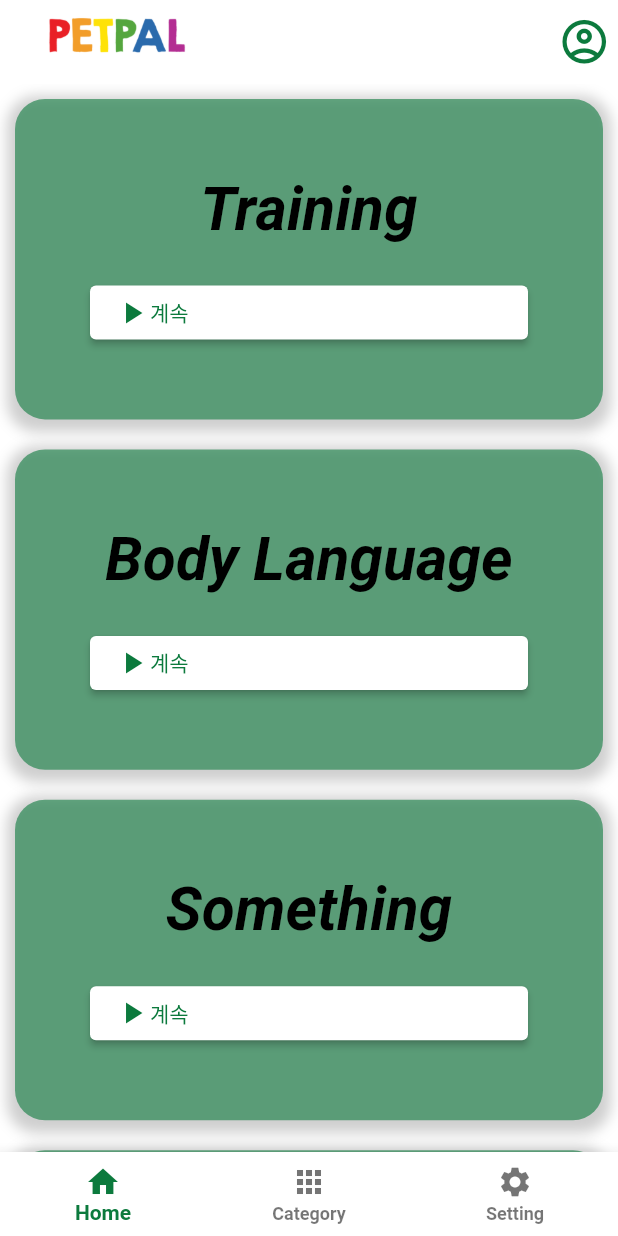
After one commit to bohyeon9888/petpal_dummypage, a Flutter app: the screen it shows after launch, on a phone screen of 412 x 824 dp. The commit adds this screen. Run offline on Flutter 3.47's test engine with Material 2 defaults, Android fonts, the phone set to English and light mode, and no system bars; Roboto replaces fonts that are missing (Montserrat).

Commit message:
Refactoring the main.dart

```diff
--- /dev/null
+++ b/lib/screens/home_screen.dart
@@ -0,0 +1,58 @@
+import 'package:flutter/material.dart';
+import 'package:flutter/services.dart';
+
+import '../main.dart';
+import '../widgets/navbar.dart';
+import '../widgets/home_body.dart';
+
+class HomeScreen extends StatefulWidget {
+  @override
+  State<HomeScreen> createState() => _HomeScreenState();
+}
+
+class _HomeScreenState extends State<HomeScreen> {
+  @override
+  Widget build(BuildContext context) {
+    final double deviceWidth = MediaQuery.of(context).size.width;
+    final double deviceHeight = MediaQuery.of(context).size.height -
+        AppBar().preferredSize.height -
+        kBottomNavigationBarHeight - // navbar
+        MediaQuery.of(context).viewPadding.top;
+
+    final appbar = AppBar(
+      systemOverlayStyle: const SystemUiOverlayStyle(
+        statusBarColor: AppColor.whiteColor,
+        statusBarIconBrightness: Brightness.dark,
+      ),
+      backgroundColor: AppColor.whiteColor,
+      //toolbarHeight: MediaQuery.of(context).viewPadding.top,
+      iconTheme: const IconThemeData(color: AppColor.greenTambourine),
+      elevation: 0,
+      title: Image.asset(
+        'assets/logos/petpal_text.png',
+        //width: deviceWidth * 0.7,
+        height: AppBar().preferredSize.height,
+      ),
+      actions: <Widget>[
+        IconButton(
+            onPressed: () {
+              ScaffoldMessenger.of(context)
+                  .showSnackBar(const SnackBar(content: Text('My Page')));
+            },
+            icon: const Icon(
+              Icons.account_circle_outlined,
+              size: 35,
+            ),
+            tooltip: 'My Page')
+      ],
+    );
+
+    return Scaffold(
+      appBar: appbar,
+      body: HomeBody(deviceHeight: deviceHeight, deviceWidth: deviceWidth),
+      bottomNavigationBar: NavBar(
+        currentIndex: 0,
+      ),
+    );
+  }
+}
--- /dev/null
+++ b/lib/widgets/home_body.dart
@@ -0,0 +1,32 @@
+import 'package:flutter/material.dart';
+
+import './progressing_section.dart';
+
+class HomeBody extends StatelessWidget {
+  final double deviceWidth;
+  final double deviceHeight;
+
+  HomeBody({
+    super.key,
+    required this.deviceHeight,
+    required this.deviceWidth,
+  });
+
+  @override
+  Widget build(BuildContext context) {
+    return SafeArea(
+      child: SingleChildScrollView(
+        child: Column(
+          mainAxisAlignment: MainAxisAlignment.spaceEvenly,
+          crossAxisAlignment: CrossAxisAlignment.center,
+          children: [
+            ProgressingSection(courseName: "Training", deviceHeight: deviceHeight, deviceWidth: deviceWidth),
+            ProgressingSection(courseName: "Body Language", deviceHeight: deviceHeight, deviceWidth: deviceWidth),
+            ProgressingSection(courseName: "Something", deviceHeight: deviceHeight, deviceWidth: deviceWidth),
+            ProgressingSection(courseName: "Extra", deviceHeight: deviceHeight, deviceWidth: deviceWidth),
+          ],
+        ),
+      ),
+    );
+  }
+}
--- a/lib/widgets/navbar.dart
+++ b/lib/widgets/navbar.dart
@@ -1,6 +1,4 @@
 import 'package:flutter/material.dart';
-import 'package:flutter/src/widgets/framework.dart';
-import 'package:flutter/src/widgets/placeholder.dart';
 
 import 'package:petpal_dummy/main.dart';
 
--- a/lib/widgets/section.dart
+++ b/lib/widgets/progressing_section.dart
@@ -1,11 +1,12 @@
 import 'package:flutter/material.dart';
 import '../main.dart';
 
-class Section extends StatelessWidget {
+class ProgressingSection extends StatelessWidget {
   final String courseName;
   final double deviceHeight;
   final double deviceWidth;
-  Section({
+
+  ProgressingSection({
     super.key,
     required this.courseName,
     required this.deviceHeight,
```
Also changed, not shown: lib/main.dart (+2 -84 lines).
